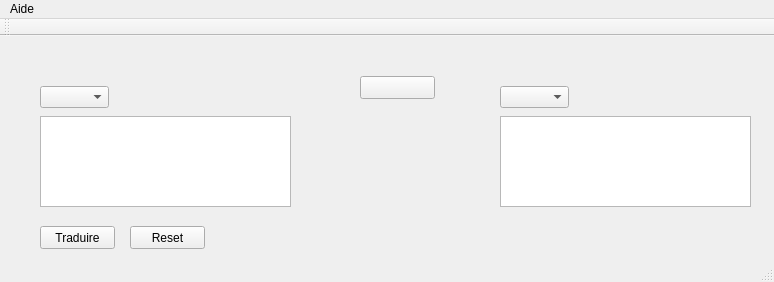
This is mainwindow.ui in DamienBidaud/GoogleTradPP as Qt 5 draws it before an edit. The edited form follows.
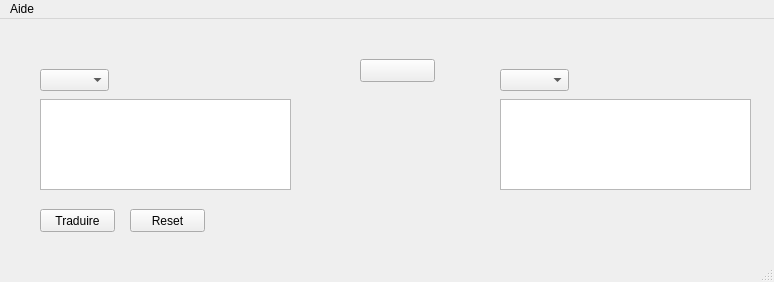
This is the edited form. Icons and pictures are not drawn.

What changed in the file:
```diff
--- a/mainwindow.ui
+++ b/mainwindow.ui
@@ -138,14 +138,6 @@
    </widget>
    <addaction name="menuAide"/>
   </widget>
-  <widget class="QToolBar" name="mainToolBar">
-   <attribute name="toolBarArea">
-    <enum>TopToolBarArea</enum>
-   </attribute>
-   <attribute name="toolBarBreak">
-    <bool>false</bool>
-   </attribute>
-  </widget>
   <widget class="QStatusBar" name="statusBar"/>
   <action name="actionAide">
    <property name="text">
```
